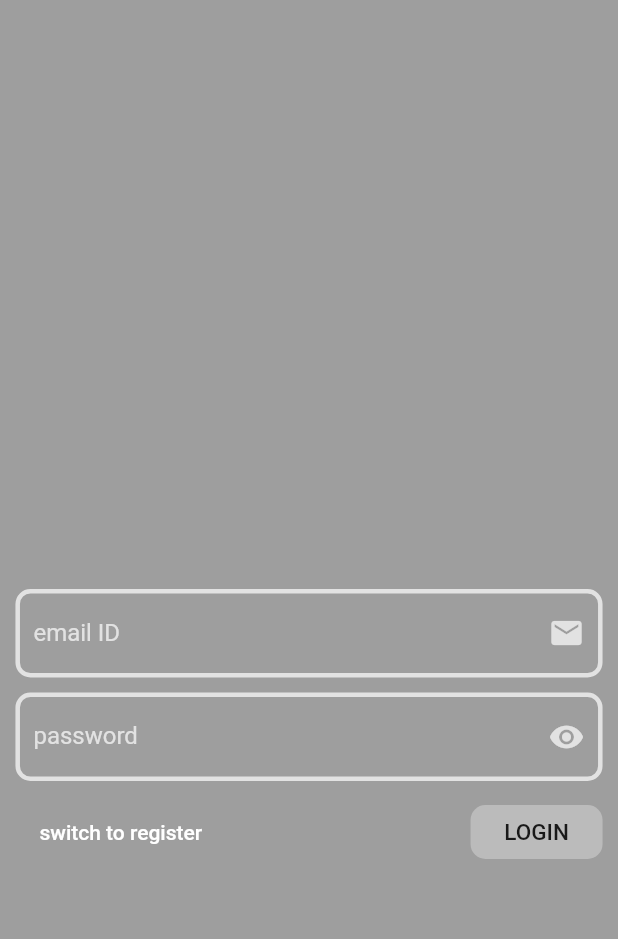
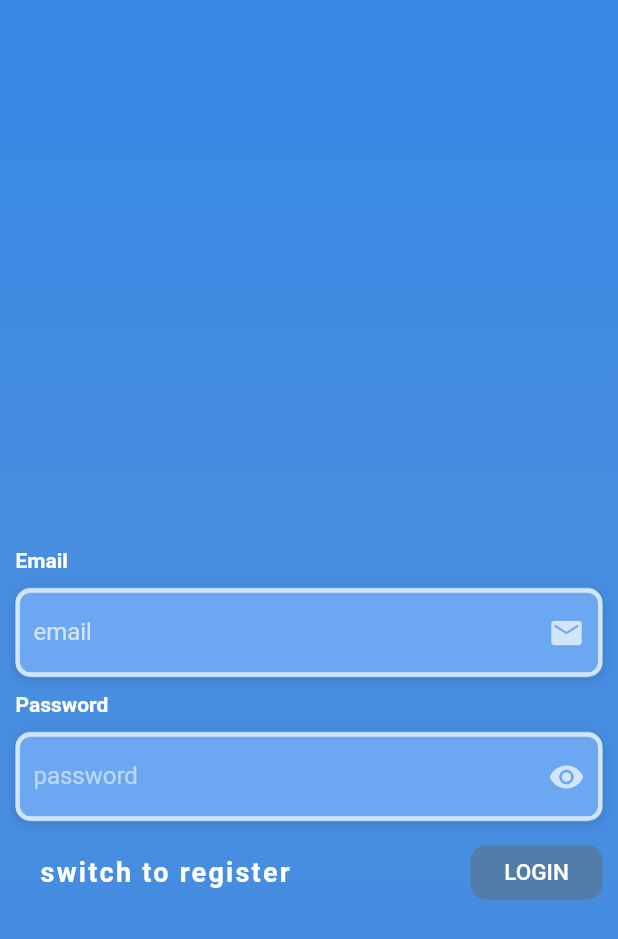
Before and after one commit to phoenix7139/HealthCheckZen, a Flutter app: the screen it shows after launch, on a phone screen of 412 x 824 dp. Shown: the top 939 px of the screen. Run offline on Flutter 3.47's test engine with Material 2 defaults, Android fonts, the phone set to English and light mode, and no system bars; our stand-ins replace shared_preferences; Roboto replaces fonts that are missing (OpenSans).

Commit message:
background color change

```diff
--- a/lib/pages/authentication.dart
+++ b/lib/pages/authentication.dart
@@ -1,6 +1,7 @@
 import 'dart:convert';
 
 import 'package:flutter/material.dart';
+import 'package:health_check_zen/utilities/constants.dart';
 import 'dart:async';
 
 import 'package:http/http.dart' as http;
@@ -83,7 +84,7 @@ class _AuthPageState extends State<AuthPage> {
     var data = json.decode(response.body);
     print(response.body);
     print(data);
-    if (data["success"]==false) {
+    if (data["success"] == false) {
       _scaffoldKey.currentState.showSnackBar(
         SnackBar(
           content: Text("unable to log in with provided credentials"),
@@ -185,14 +186,29 @@ class _AuthPageState extends State<AuthPage> {
   }
 
   Widget _passwordTextField() {
-    return TextFormField(
+    return Column(
+      crossAxisAlignment: CrossAxisAlignment.start,
+      children: <Widget>[
+        Text(
+          'Password',
+          style: kLabelStyle,
+        ),
+        SizedBox(
+          height: 10.0,
+        ),
+        Container(
+          alignment: Alignment.centerLeft,
+          decoration: kBoxDecorationStyle,
+          height: 60.0,
+          child: TextFormField(
             controller: _passwordTextController,
             style: TextStyle(
               color: Colors.white.withOpacity(0.7),
             ),
             decoration: InputDecoration(
               suffixIcon: IconButton(
-          icon: Icon(_obscurePassword ? Icons.remove_red_eye : Icons.lock),
+                icon:
+                    Icon(_obscurePassword ? Icons.remove_red_eye : Icons.lock),
                 color: Colors.white.withOpacity(0.7),
                 onPressed: () {
                   setState(() {
@@ -213,9 +229,12 @@ class _AuthPageState extends State<AuthPage> {
                 borderRadius: BorderRadius.circular(10),
               ),
               labelText: "password",
-        labelStyle: TextStyle(
-          color: Colors.white.withOpacity(0.7),
-        ),
+              labelStyle: kHintTextStyle
+
+              // TextStyle(
+              //   color: Colors.white.withOpacity(0.7),
+              // )
+              ,
             ),
             obscureText: _obscurePassword ? true : false,
             validator: (String value) {
@@ -228,11 +247,28 @@ class _AuthPageState extends State<AuthPage> {
                   ? _loginFormData["password"] = value
                   : _registerFormData["password"] = value;
             },
+          ),
+        ),
+      ],
     );
   }
 
   Widget _nameTextField() {
-    return TextFormField(
+    return Column(
+      crossAxisAlignment: CrossAxisAlignment.start,
+      children: <Widget>[
+        Text(
+          'Name',
+          style: kLabelStyle,
+        ),
+        SizedBox(
+          height: 10.0,
+        ),
+        Container(
+          alignment: Alignment.centerLeft,
+          decoration: kBoxDecorationStyle,
+          height: 60.0,
+          child: TextFormField(
             style: TextStyle(
               color: Colors.white.withOpacity(0.7),
             ),
@@ -266,11 +302,26 @@ class _AuthPageState extends State<AuthPage> {
             onSaved: (String value) {
               _registerFormData["name"] = value;
             },
+          ),
+        ),
+      ],
     );
   }
 
   Widget _emailTextField() {
-    return TextFormField(
+    return Column(
+      crossAxisAlignment: CrossAxisAlignment.start,
+      children: <Widget>[
+        Text(
+          'Email',
+          style: kLabelStyle,
+        ),
+        SizedBox(height: 10.0),
+        Container(
+          alignment: Alignment.centerLeft,
+          decoration: kBoxDecorationStyle,
+          height: 60.0,
+          child: TextFormField(
             style: TextStyle(
               color: Colors.white.withOpacity(0.7),
             ),
@@ -291,7 +342,7 @@ class _AuthPageState extends State<AuthPage> {
                     BorderSide(color: Colors.white.withOpacity(0.7), width: 3),
                 borderRadius: BorderRadius.circular(10),
               ),
-        labelText: "email ID",
+              labelText: "email",
               labelStyle: TextStyle(
                 color: Colors.white.withOpacity(0.7),
               ),
@@ -309,15 +360,11 @@ class _AuthPageState extends State<AuthPage> {
                   ? _loginFormData["email_id"] = value
                   : _registerFormData["email_id"] = value;
             },
+          ),
+        ),
+      ],
     );
   }
-
-  // DecorationImage _buildBackgroundImage() {
-  //   return DecorationImage(
-  //     fit: BoxFit.cover,
-  //     image: AssetImage('assets/image.jpg'),
-  //   );
-  // }
 
   void _submitForm(final Map<String, dynamic> user) async {
     if (!_formKey.currentState.validate()) {
@@ -335,9 +382,22 @@ class _AuthPageState extends State<AuthPage> {
     return Scaffold(
       key: _scaffoldKey,
       body: Container(
+        // decoration: BoxDecoration(
+        //   // color: Colors.grey,//TODO:Need to change here
+        //   // image: _buildBackgroundImage(),
+        // ),
         decoration: BoxDecoration(
-          color: Colors.grey,
-          // image: _buildBackgroundImage(),
+          gradient: LinearGradient(
+            begin: Alignment.topCenter,
+            end: Alignment.bottomCenter,
+            colors: [
+              Color(0xFF398AE5),
+              Color(0xFF478DE0),
+              Color(0xFF478DE0),
+              Color(0xFF398AE5),
+            ],
+            stops: [0.1, 0.4, 0.7, 0.9],
+          ),
         ),
         padding: EdgeInsets.all(10.0),
         child: Center(
@@ -372,7 +432,14 @@ class _AuthPageState extends State<AuthPage> {
                           FlatButton(
                             child: Text(
                               'switch to ${_authmode == AuthMode.login ? 'register' : 'login'}',
-                              style: TextStyle(color: Colors.white),
+                              // style: TextStyle(color: Colors.white),
+                              style: TextStyle(
+                                color: Colors.white,
+                                letterSpacing: 1.5,
+                                fontSize: 18.0,
+                                fontWeight: FontWeight.bold,
+                                fontFamily: 'OpenSans',
+                              ),
                             ),
                             onPressed: () {
                               setState(() {
@@ -392,11 +459,15 @@ class _AuthPageState extends State<AuthPage> {
                                   shape: RoundedRectangleBorder(
                                     borderRadius: BorderRadius.circular(10),
                                   ),
-                                  color: Colors.white.withOpacity(0.3),
+                                  // color: Colors.white.withOpacity(0.3),
+                                  color: Color(0xFF527DAA),
                                   splashColor: Theme.of(context).accentColor,
                                   child: Text(
                                     '${_authmode == AuthMode.login ? 'LOGIN' : 'REGISTER'}',
-                                    style: TextStyle(fontSize: 15.0),
+                                    style: TextStyle(
+                                      fontSize: 15.0,
+                                      color: Colors.white,
+                                    ),
                                   ),
                                   onPressed: () => _submitForm(user),
                                 ),
--- /dev/null
+++ b/lib/utilities/constants.dart
@@ -0,0 +1,24 @@
+import 'package:flutter/material.dart';
+
+final kHintTextStyle = TextStyle(
+  color: Colors.white54,
+  fontFamily: 'OpenSans',
+);
+
+final kLabelStyle = TextStyle(
+  color: Colors.white,
+  fontWeight: FontWeight.bold,
+  fontFamily: 'OpenSans',
+);
+
+final kBoxDecorationStyle = BoxDecoration(
+  color: Color(0xFF6CA8F1),
+  borderRadius: BorderRadius.circular(10.0),
+  boxShadow: [
+    BoxShadow(
+      color: Colors.black12,
+      blurRadius: 6.0,
+      offset: Offset(0, 2),
+    ),
+  ],
+);
```
Also changed, not shown: pubspec.lock, 7 other files. Lines whose indentation alone changed are shown as unchanged.
